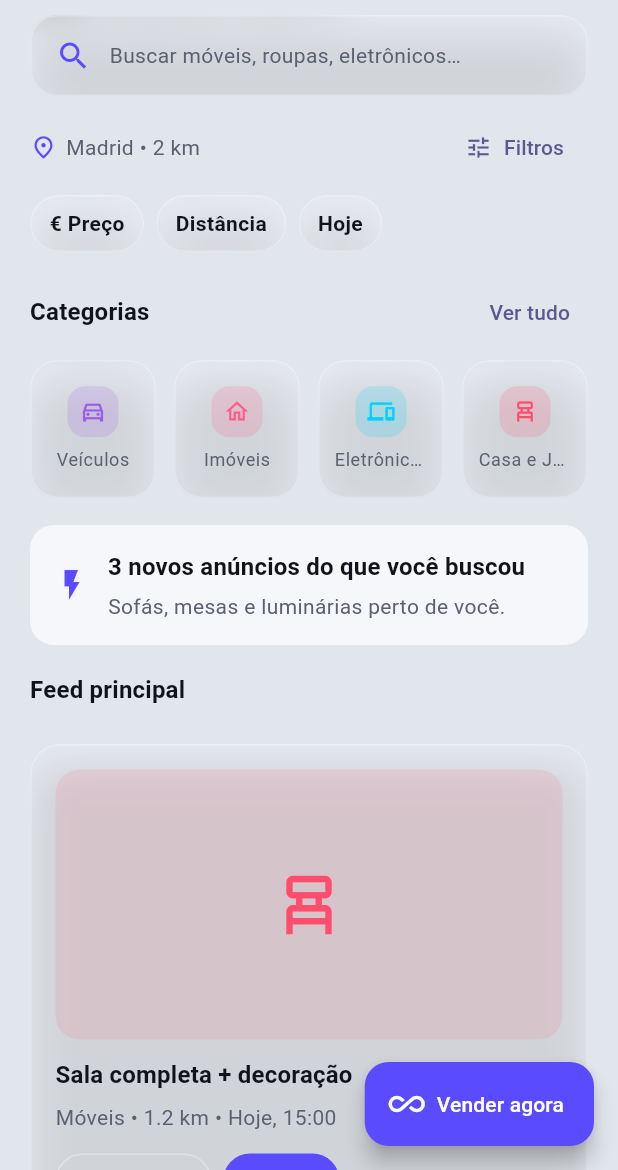
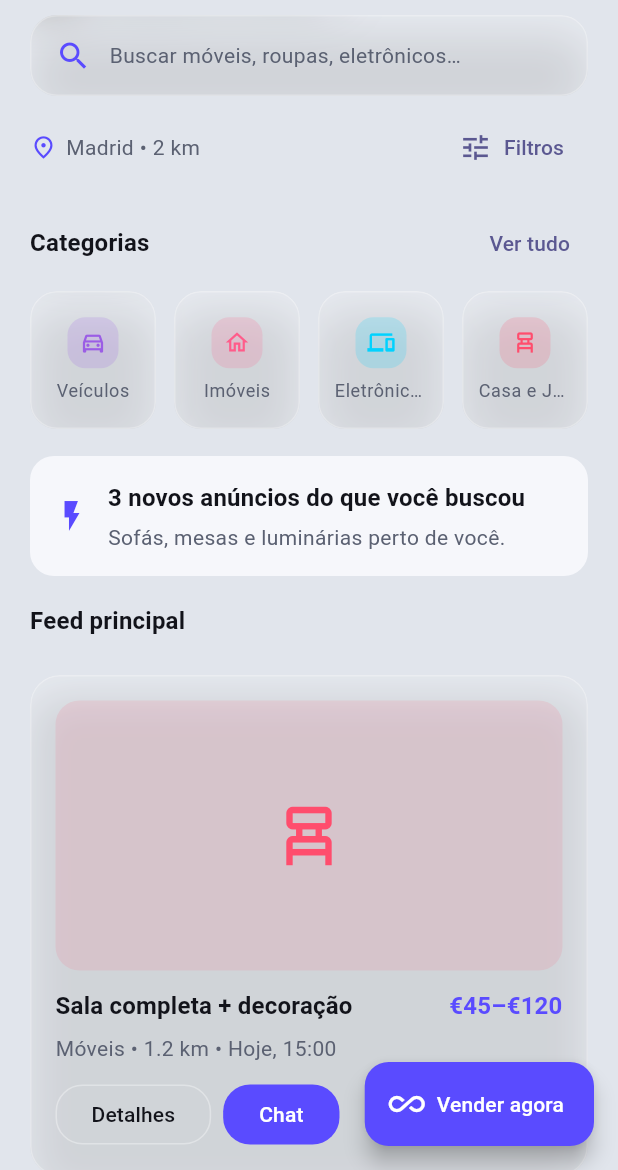
Before and after one commit to Mauricio-HNS/ClinicFlow-AI, a Flutter app: the MapScreen screen opened directly, on a phone screen of 412 x 824 dp, the part 66-1236 px from its top. Run offline on Flutter 3.47's test engine with Material 3 defaults, Android fonts, the phone set to English and light mode, and no system bars; our stand-ins replace image_picker.

Commit message:
chore: simplify home filters row

```diff
--- a/lib/screens/map_screen.dart
+++ b/lib/screens/map_screen.dart
@@ -47,24 +47,10 @@ class MapScreen extends StatelessWidget {
                         const Spacer(),
                         TextButton.icon(
                           onPressed: () => Navigator.pushNamed(context, '/filters'),
-                          icon: const Icon(Icons.tune, size: 18),
+                          icon: const Icon(Icons.tune, size: 22),
                           label: const Text('Filtros'),
                         ),
                       ],
-                    ),
-                    const SizedBox(height: 8),
-                    SingleChildScrollView(
-                      scrollDirection: Axis.horizontal,
-                      physics: const BouncingScrollPhysics(),
-                      child: Row(
-                        children: const [
-                          CategoryChip(label: '€ Preço', color: AppColors.price),
-                          SizedBox(width: 8),
-                          CategoryChip(label: 'Distância', color: AppColors.distance),
-                          SizedBox(width: 8),
-                          CategoryChip(label: 'Hoje', color: AppColors.primary),
-                        ],
-                      ),
                     ),
                     const SizedBox(height: 16),
                     Row(
```
